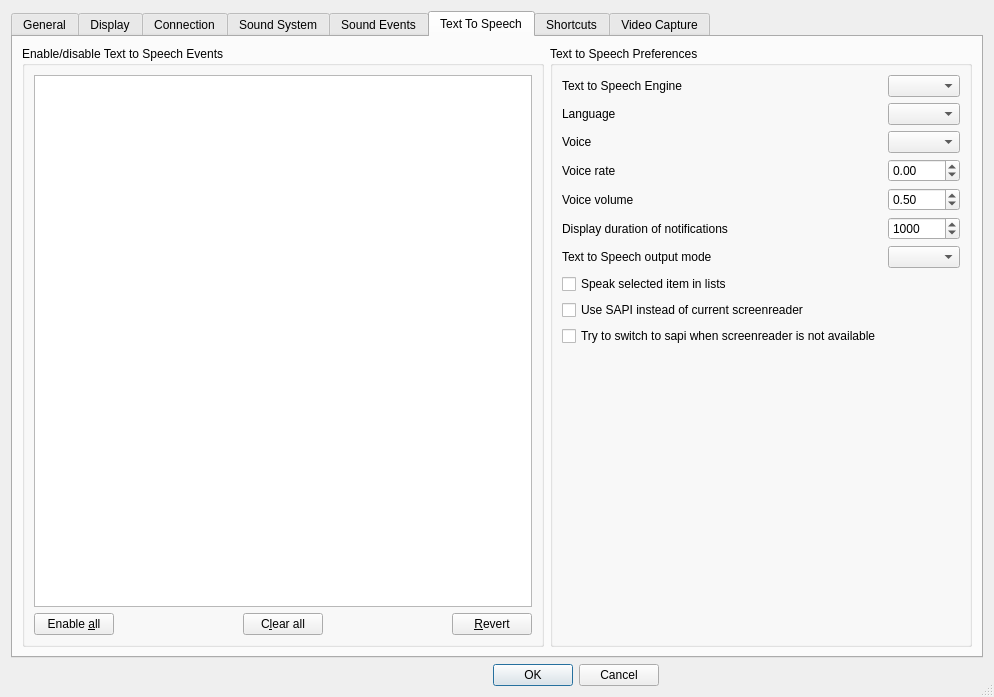
First picture: the form in Client/qtTeamTalk/preferences.ui, repository BearWare/TeamTalk5, before the edit.
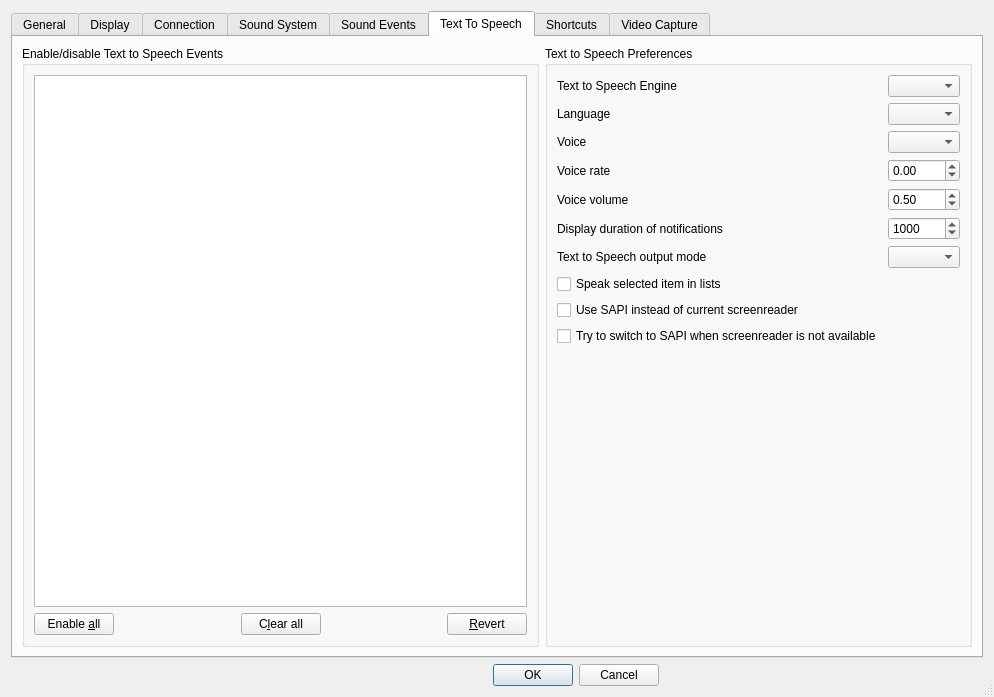
Second picture: the form after the edit. The open tabs and pages were chosen to show the change. Icons and pictures are not drawn. Custom widgets are drawn as their Qt base class.

Commit message: Rephrase SAPI labels

Diff of the .ui file:
```diff
--- a/Client/qtTeamTalk/preferences.ui
+++ b/Client/qtTeamTalk/preferences.ui
@@ -2369,7 +2369,7 @@
             <item row="10" column="0">
              <widget class="QCheckBox" name="ttsTrySapiChkBox">
               <property name="text">
-               <string>Try to switch to sapi when screenreader is not available</string>
+               <string>Try to switch to SAPI when screenreader is not available</string>
               </property>
              </widget>
             </item>
```
The commit also changes 1 other file.
